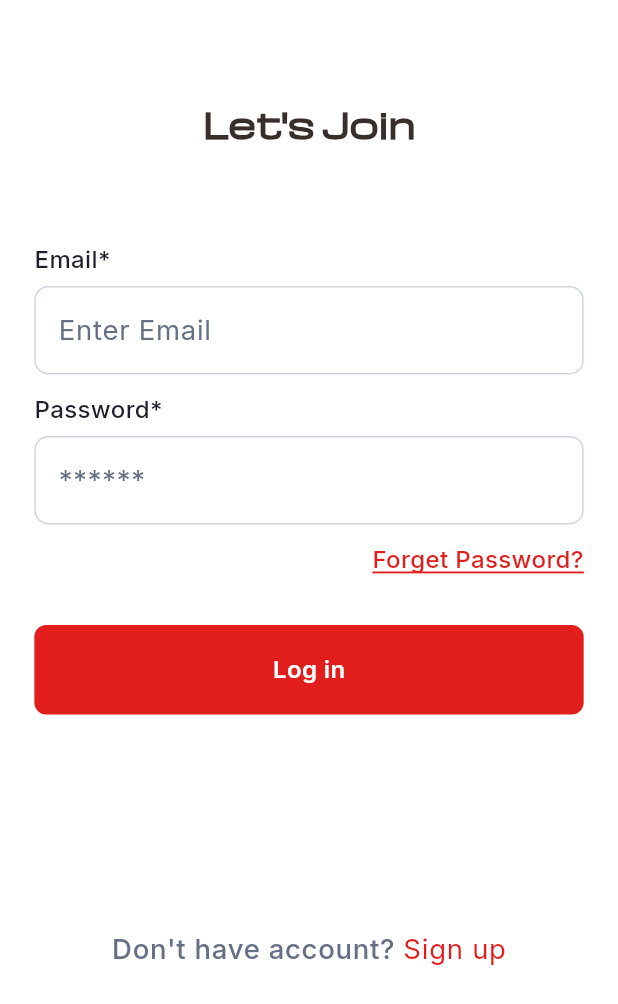
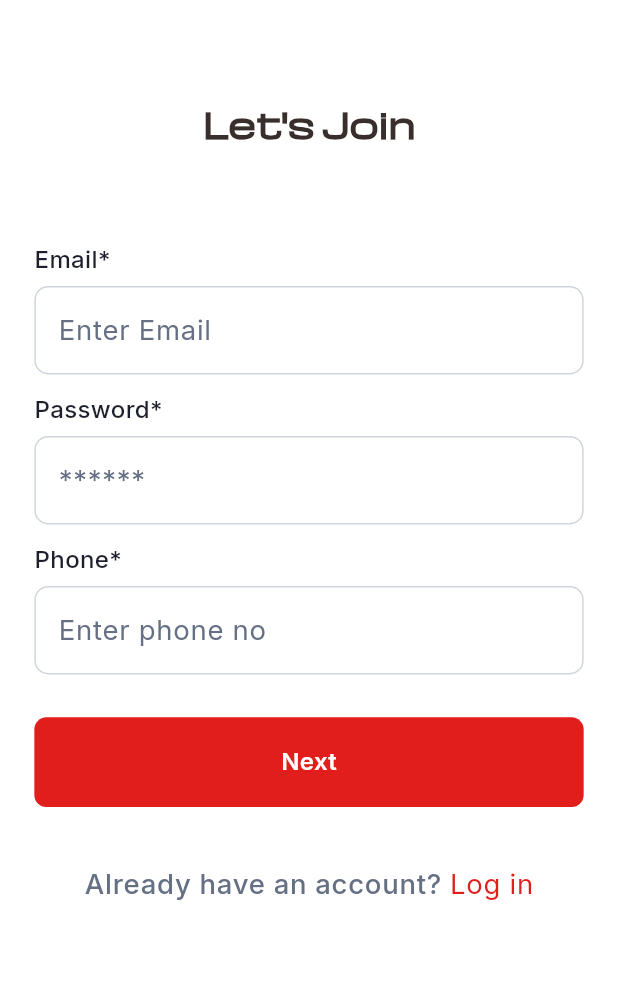
Before and after one commit to salmanbashar1009/master_battery_warranty_app, a Flutter app: the SignUpScreen screen opened directly, on a phone screen of 412 x 824 dp. Shown: the top 1004 px of the screen. Run offline on Flutter 3.47's test engine with Material 3 defaults, Android fonts, the phone set to English and light mode, and no system bars; our stand-ins replace flutter_screenutil, flutter_svg, google_fonts; missing offline and left inert: nuts_activity_indicator.

Commit message:
signup screen ui completed

```diff
--- a/lib/presentation/ui/screens/auth/sign_up_screen.dart
+++ b/lib/presentation/ui/screens/auth/sign_up_screen.dart
@@ -57,25 +57,25 @@ class SignUpScreen extends StatelessWidget {
               SizedBox(
                 height: 12,
               ),
-              Align(
-                alignment: Alignment.centerRight,
-                child: Text(
-                  "Forget Password?",
-                  style: Theme.of(context).textTheme.bodyMedium!.copyWith(
-                      decoration: TextDecoration.underline,
-                      fontWeight: FontWeight.w500,
-                      color: red,
-                      decorationColor: red),
-                ),
+              Text("Phone*",
+                  style: Theme.of(context)
+                      .textTheme
+                      .bodyMedium!
+                      .copyWith(fontWeight: FontWeight.w500)),
+              SizedBox(
+                height: 6,
+              ),
+              TextFormField(
+                decoration: InputDecoration(hintText: "Enter phone no"),
               ),
               SizedBox(
-                height: 32,
+                height: 24.h,
               ),
               SizedBox(
                 height: 50.h,
                 width: double.infinity,
                 child: PrimaryButton(
-                  title: "Log in",
+                  title: "Next",
                   onTap: () {
                     Navigator.pushAndRemoveUntil(
                         context,
@@ -85,13 +85,13 @@ class SignUpScreen extends StatelessWidget {
                 ),
               ),
               SizedBox(
-                height: 120.h,
+                height: 32.h,
               ),
               Row(
                 mainAxisAlignment: MainAxisAlignment.center,
                 children: [
                   Text(
-                    "Don't have account? ",
+                    "Already have an account? ",
                     style: Theme.of(context)
                         .textTheme
                         .bodyLarge!
@@ -101,7 +101,7 @@ class SignUpScreen extends StatelessWidget {
                     onTap: (){
                       // Navigator.push(context, MaterialPageRoute(builder: (context) => SignUpScreen()));
                     },
-                    child: Text("Sign up",style: Theme.of(context).textTheme.bodyLarge!.copyWith(
+                    child: Text("Log in",style: Theme.of(context).textTheme.bodyLarge!.copyWith(
                         color: red) ),
                   )
                 ],
```
